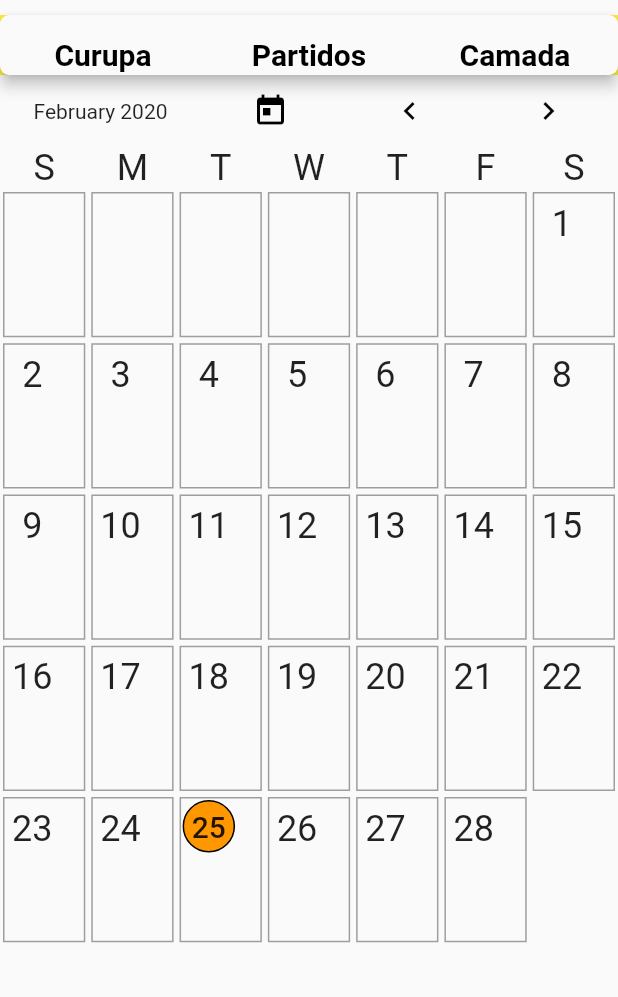
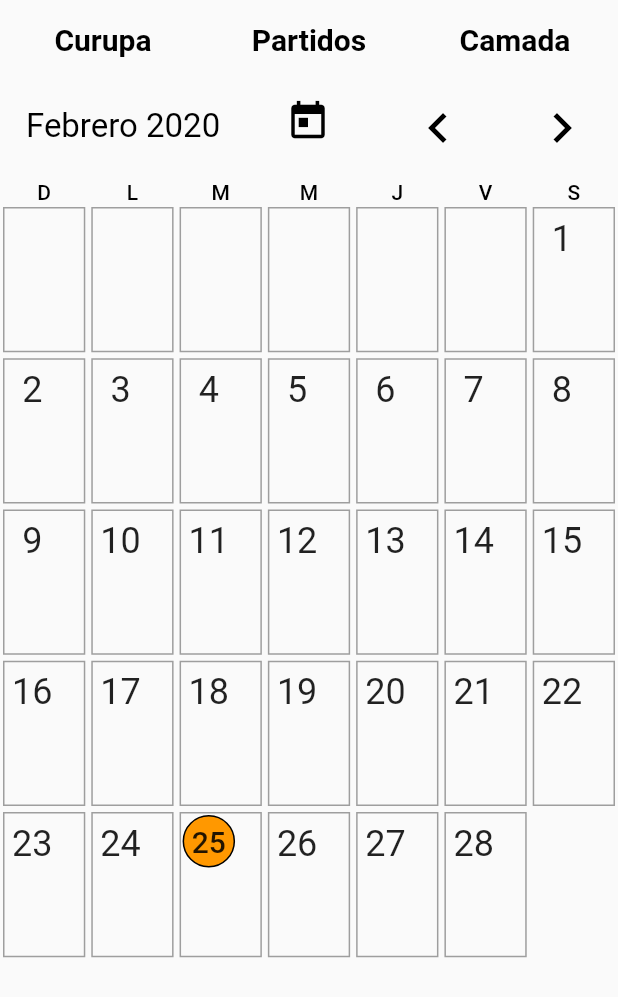
Before and after one commit to curupayti/curupas, a Flutter app: the CalendarBody screen opened directly, on a phone screen of 412 x 824 dp. Shown: the top 997 px of the screen. Run offline on Flutter 3.47's test engine with Material 2 defaults, Android fonts, the phone set to English and light mode, and no system bars; our stand-ins replace circular_profile_avatar, cloud_firestore, cloud_functions, datetime_picker_formfield, device_info, diacritic and 16 more; missing offline and left inert: flutter_facebook_login, flutter_page_indicator, flutter_webview_plugin, keyboard_visibility, notifier, youtube_api; accounts and stored records are empty; statements that could not run were skipped.

Commit message:
Calendario, visual y funcionamiento de carga funcionando.

```diff
--- a/curupas/lib/ui/screens/calendar/event_view.dart
+++ b/curupas/lib/ui/screens/calendar/event_view.dart
@@ -119,7 +119,7 @@ class EventsViewState extends State<EventsView> {
 
   void _deleteEvent(DocumentSnapshot document) {
     setState(() {
-      Firestore.instance.collection('calendar_events').document(document.documentID).delete();
+      //Firestore.instance.collection('calendar_events').document(document.documentID).delete();
     });
   }
 
--- a/curupas/lib/ui/screens/pages/calendar_page.dart
+++ b/curupas/lib/ui/screens/pages/calendar_page.dart
@@ -51,7 +51,7 @@
       return Scaffold(
         body: Column(
           children: <Widget>[
-            UpperSection(),
+            //UpperSection(),
             CalendarSection(),
           ],
         ),
@@ -91,32 +91,54 @@
     );
   }
 
-  class UpperSection extends StatelessWidget {
+  class CalendarSection extends StatefulWidget {
+    @override
+    _CalendarState createState() => _CalendarState();
+  }
 
-    const UpperSection({
-      Key key,
-    }) : super(key: key);
+  class _CalendarState extends State<CalendarSection> {
+
+    DateTime _dateTime;
+    int _beginMonthPadding=0;
+
+    QuerySnapshot _userEventSnapshot;
+
+    _CalendarState() {
+      _dateTime = DateTime.now();
+      setMonthPadding();
+    }
+
+    void setMonthPadding() {
+      _beginMonthPadding = new DateTime(_dateTime.year, _dateTime.month, 1).weekday;
+      _beginMonthPadding == 7 ? (_beginMonthPadding = 0) : _beginMonthPadding;
+    }
 
     @override
     Widget build(BuildContext context) {
+
+      final int numWeekDays = 7;
+      var size = MediaQuery.of(context).size;
+
+      /*24 is for notification bar on Android*/
+      /*28 is for weekday labels of the row*/
+      // 55 is for iPhoneX clipping issue.
+      final double itemHeight = (size.height - kToolbarHeight-kBottomNavigationBarHeight-24-28-55) / 6;
+      final double itemWidth = size.width / numWeekDays;
+
       double button_width = MediaQuery.of(context).size.width / 3;
-      return new Container(
-        child: Column(
-          crossAxisAlignment: CrossAxisAlignment.start,
-          mainAxisAlignment: MainAxisAlignment.start,
+
+      return new FutureBuilder(
+        future: Auth.getCalendarData(_dateTime).then((snapshot) {
+          _userEventSnapshot = snapshot;
+        }),
+        builder: (BuildContext context, AsyncSnapshot snapshot) {
+          return new Column(
               children: <Widget>[
-          Padding(
-          padding: EdgeInsets.only(top: 10.0),
-            child:
-                new Container(
-                  height:40,
-                  width: MediaQuery.of(context).size.width,
-                  color: Colors.yellow,
-                  child: Material(
-                      elevation: 4.0,
-                      borderRadius: BorderRadius.all(Radius.circular(6.0)),
-                      child: Wrap(
-                        direction: Axis.horizontal,
+                new Column(
+                  children: <Widget>[
+                    new Row(
+                      mainAxisAlignment: MainAxisAlignment.spaceAround,
+                      mainAxisSize: MainAxisSize.max,
                         children: <Widget>[
                           SizedBox(
                             height: 50.0,
@@ -174,78 +196,36 @@
                           ),
                         ],
                     ),
-                  ),
-                ),
-              ),
                   ],
                 ),
-      );
-    }
-  }
-
-  class CalendarSection extends StatefulWidget {
-    @override
-    _CalendarState createState() => _CalendarState();
-  }
-
-  class _CalendarState extends State<CalendarSection> {
-
-    DateTime _dateTime;
-    int _beginMonthPadding=0;
-
-    QuerySnapshot _userEventSnapshot;
-
-    _CalendarState() {
-      _dateTime = DateTime.now();
-      setMonthPadding();
-    }
-
-    void setMonthPadding() {
-      _beginMonthPadding = new DateTime(_dateTime.year, _dateTime.month, 1).weekday;
-      _beginMonthPadding == 7 ? (_beginMonthPadding = 0) : _beginMonthPadding;
-    }
-
-    @override
-    Widget build(BuildContext context) {
-
-
-      final int numWeekDays = 7;
-      var size = MediaQuery.of(context).size;
-
-      /*24 is for notification bar on Android*/
-      /*28 is for weekday labels of the row*/
-      // 55 is for iPhoneX clipping issue.
-      final double itemHeight = (size.height - kToolbarHeight-kBottomNavigationBarHeight-24-28-55) / 6;
-      final double itemWidth = size.width / numWeekDays;
-
-      return new FutureBuilder(
-              future: Auth.getCalendarData(_dateTime).then((snapshot) {
-                _userEventSnapshot = snapshot;
-              }),
-              builder: (BuildContext context, AsyncSnapshot snapshot) {
-                switch (snapshot.connectionState) {
-                  case ConnectionState.none:
-                  case ConnectionState.waiting:
-                    return new LinearProgressIndicator();
-                  case ConnectionState.done:
-                    return new Column(
-                        children: <Widget>[
                 new Column(
                   children: <Widget>[
+                    SizedBox(
+                      height: 70.0,
+                      child:
+                        Padding(
+                        padding: EdgeInsets.only(bottom: 15.0),
+                          child:
                             new Row(
                               mainAxisAlignment: MainAxisAlignment.spaceAround,
                               mainAxisSize: MainAxisSize.max,
+                              crossAxisAlignment: CrossAxisAlignment.end,
                               children: <Widget>[
-                                  new FittedBox(
-                                    fit: BoxFit.contain,
+                                  new Padding(
+                                    padding: EdgeInsets.only(bottom: 8.0),
                                     child: new Text(
-                                      getMonthName(_dateTime.month) + " " + _dateTime.year.toString(),
+                                      getMonthNameSpanish(_dateTime.month) + " " + _dateTime.year.toString(),
+                                      style: new TextStyle(
+                                        fontSize: 22.0,
+                                        color: Colors.black,
+                                      ),
                                     ),
                                 ),
                                 IconButton(
                                   icon: Icon(
                                     Icons.today,
                                     color: Colors.black,
+                                    size: 30,
                                   ),
                                   onPressed: _goToToday
                                 ),
@@ -253,6 +233,7 @@
                                   icon: Icon(
                                     Icons.chevron_left,
                                     color: Colors.black,
+                                    size: 40,
                                   ),
                                   onPressed: _previousMonthSelected
                                 ),
@@ -260,10 +241,13 @@
                                   icon: Icon(
                                     Icons.chevron_right,
                                     color: Colors.black,
+                                    size: 40,
                                   ),
                                   onPressed: _nextMonthSelected
                                 ),
                               ],
+                            ),
+                        ),
                     ),
                   ],
                 ),
@@ -274,54 +258,33 @@
                       mainAxisSize: MainAxisSize.max,
                       children: <Widget>[
                         new Expanded(
-                                      child: new Text('S',
+                            child: new Text('D',//'S',
                                 textAlign: TextAlign.center,
-                                          style: Theme
-                                              .of(context)
-                                              .textTheme
-                                              .headline)),
+                                style: Theme.of(context).textTheme.subtitle)),
                         new Expanded(
-                                      child: new Text('M',
+                            child: new Text('L',//'M',
                                 textAlign: TextAlign.center,
-                                          style: Theme
-                                              .of(context)
-                                              .textTheme
-                                              .headline)),
+                                style: Theme.of(context).textTheme.subtitle)),
                         new Expanded(
-                                      child: new Text('T',
+                            child: new Text('M',//'T',
                                 textAlign: TextAlign.center,
-                                          style: Theme
-                                              .of(context)
-                                              .textTheme
-                                              .headline)),
+                                style: Theme.of(context).textTheme.subtitle)),
                         new Expanded(
-                                      child: new Text('W',
+                            child: new Text('M',//'W',
                                 textAlign: TextAlign.center,
-                                          style: Theme
-                                              .of(context)
-                                              .textTheme
-                                              .headline)),
+                                style: Theme.of(context).textTheme.subtitle)),
                         new Expanded(
-                                      child: new Text('T',
+                            child: new Text('J',//'T',
                                 textAlign: TextAlign.center,
-                                          style: Theme
-                                              .of(context)
-                                              .textTheme
-                                              .headline)),
+                                style: Theme.of(context).textTheme.subtitle)),
                         new Expanded(
-                                      child: new Text('F',
+                            child: new Text('V',//'F',
                                 textAlign: TextAlign.center,
-                                          style: Theme
-                                              .of(context)
-                                              .textTheme
-                                              .headline)),
+                                style: Theme.of(context).textTheme.subtitle)),
                         new Expanded(
-                                      child: new Text('S',
+                            child: new Text('S',//'S',
                                 textAlign: TextAlign.center,
-                                          style: Theme
-                                              .of(context)
-                                              .textTheme
-                                              .headline)),
+                                style: Theme.of(context).textTheme.subtitle)),
                       ],
                     ),
                     new GridView.count(
@@ -356,16 +319,7 @@
                     ),
                   ],
              );
-                    break;
-                  default:
-                    if (snapshot.hasError)
-                      return new Text('Error: ${snapshot.error}');
-                    else
-                      return new Text('Result: ${snapshot.data}');
-                }
-              }
-          );
-
+        });
     }
 
     Align buildDayNumberWidget(int dayNumber) {
@@ -489,6 +443,38 @@
           numDays = 28;
       }
       return numDays + _beginMonthPadding;
+    }
+
+    String getMonthNameSpanish(final int month) {
+      // Months are 1, ..., 12
+      switch (month) {
+        case 1:
+          return "Enero";
+        case 2:
+          return "Febrero";
+        case 3:
+          return "Marzo";
+        case 4:
+          return "Abril";
+        case 5:
+          return "Mayo";
+        case 6:
+          return "Junio";
+        case 7:
+          return "Julio";
+        case 8:
+          return "Augosto";
+        case 9:
+          return "Septiembre";
+        case 10:
+          return "Octubre";
+        case 11:
+          return "Noviembre";
+        case 12:
+          return "Diciembre";
+        default:
+          return "Unknown";
+      }
     }
 
     String getMonthName(final int month) {
```
Lines whose indentation alone changed are shown as unchanged.
